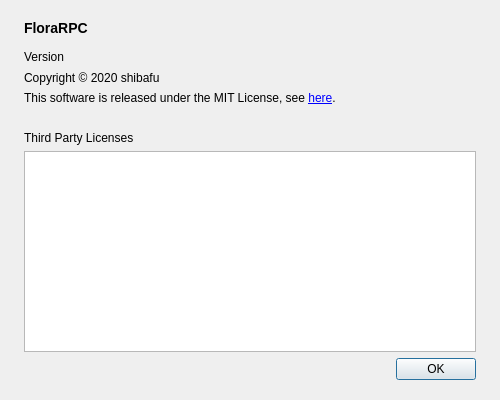
Before: the Qt Designer form ui/AboutDialog.ui in shibafu528/florarpc, drawn with Qt 5.
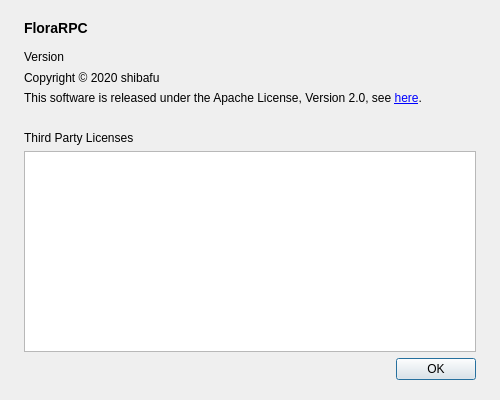
After: the same form once the commit is applied.

Diff of the .ui file:
```diff
--- a/ui/AboutDialog.ui
+++ b/ui/AboutDialog.ui
@@ -66,7 +66,7 @@
    <item>
     <widget class="QLabel" name="label_4">
      <property name="text">
-      <string>This software is released under the MIT License, see &lt;a href=&quot;https://opensource.org/licenses/MIT&quot;&gt;here&lt;/a&gt;.</string>
+      <string>This software is released under the Apache License, Version 2.0, see &lt;a href=&quot;https://www.apache.org/licenses/LICENSE-2.0&quot;&gt;here&lt;/a&gt;.</string>
      </property>
      <property name="wordWrap">
       <bool>true</bool>
```
